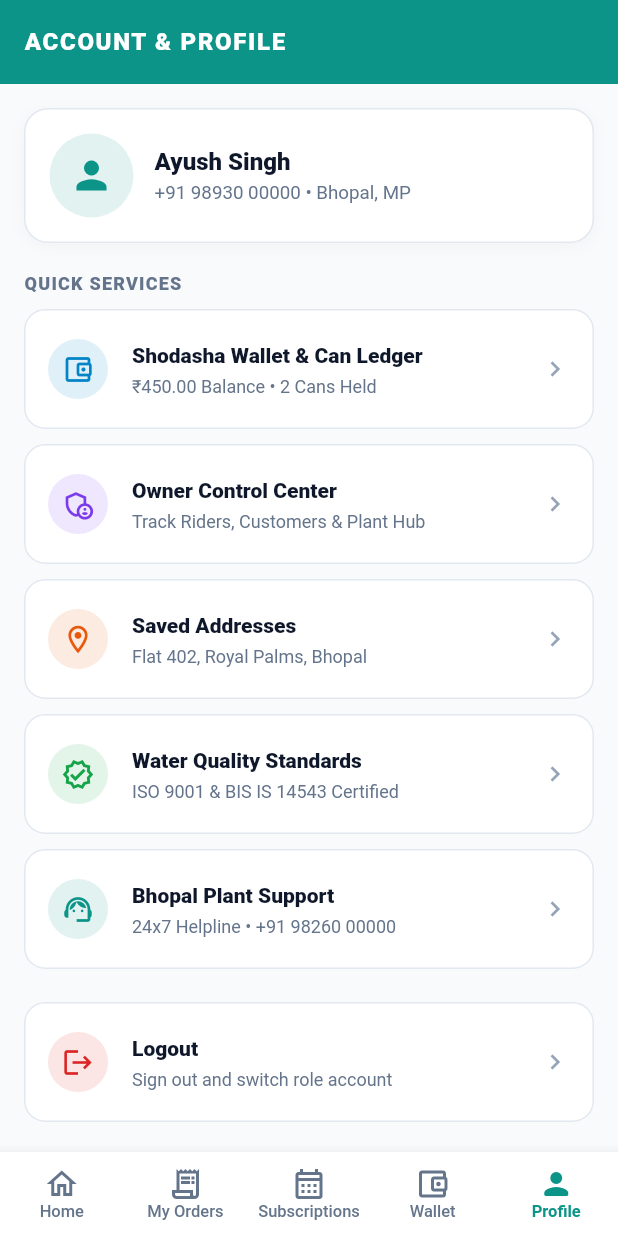
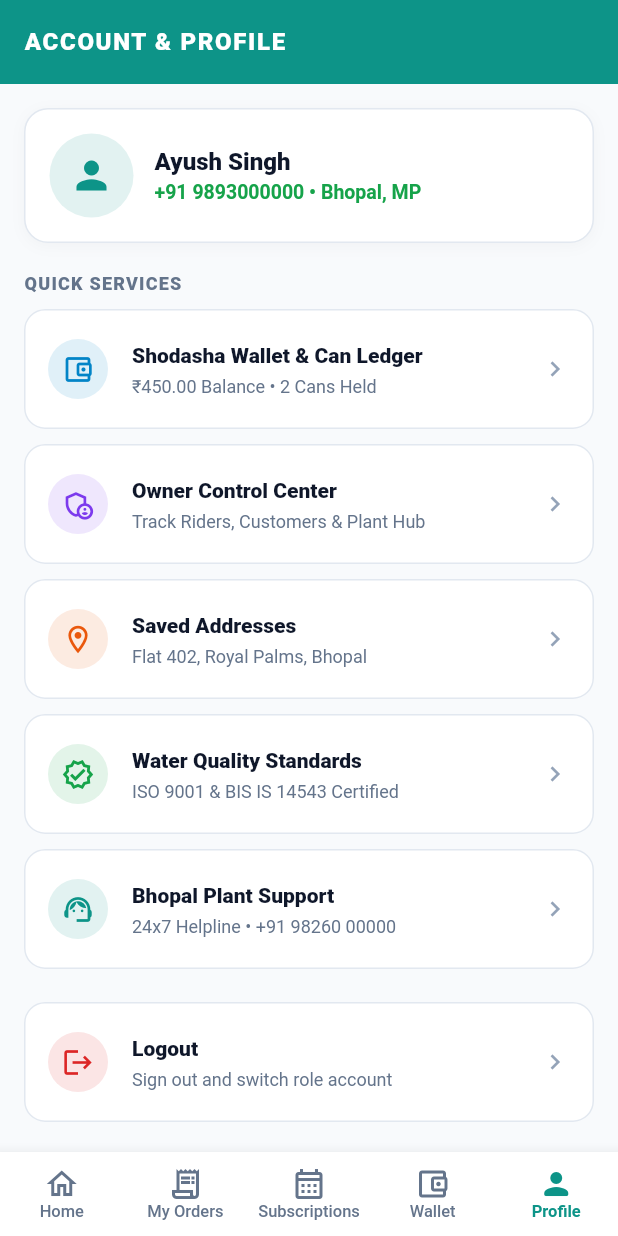
Before and after one commit to ayushsingh930/Shodasha-Mineral-water, a Flutter app: the CustomerHomeScreen screen opened directly, item 5 of the bottom bar chosen, on a phone screen of 412 x 824 dp. Run offline on Flutter 3.47's test engine with Material 3 defaults, Android fonts, the phone set to English and light mode, and no system bars; our stand-ins replace firebase_core, geocoding, geolocator; accounts and stored records are empty.

Commit message:
release: v1.0.0 - Stable RBAC Auth, Dynamic Profile Phone, Rider/Vendor Gateway, Wallet & Owner Center

```diff
--- a/lib/features/home/presentation/customer_home_screen.dart
+++ b/lib/features/home/presentation/customer_home_screen.dart
@@ -9,7 +9,8 @@ import 'widgets/featured_products.dart';
 import 'widgets/mode_selection_cards.dart';
 
 class CustomerHomeScreen extends StatefulWidget {
-  const CustomerHomeScreen({super.key});
+  final String userPhone;
+  const CustomerHomeScreen({super.key, this.userPhone = '9893000000'});
 
   @override
   State<CustomerHomeScreen> createState() => _CustomerHomeScreenState();
@@ -56,7 +57,7 @@ class _CustomerHomeScreenState extends State<CustomerHomeScreen> {
       const MyOrdersScreen(),
       const SubscriptionScreen(),
       const WalletScreen(),
-      const CustomerProfileScreen(),
+      CustomerProfileScreen(userPhone: widget.userPhone),
     ];
 
     return Scaffold(
--- a/lib/features/profile/presentation/customer_profile_screen.dart
+++ b/lib/features/profile/presentation/customer_profile_screen.dart
@@ -5,7 +5,8 @@ import '../../admin/presentation/owner_control_center_screen.dart';
 import '../../auth/presentation/login_screen.dart';
 
 class CustomerProfileScreen extends StatelessWidget {
-  const CustomerProfileScreen({super.key});
+  final String userPhone;
+  const CustomerProfileScreen({super.key, this.userPhone = '9893000000'});
 
   @override
   Widget build(BuildContext context) {
@@ -28,7 +29,7 @@ class CustomerProfileScreen extends StatelessWidget {
       body: ListView(
         padding: const EdgeInsets.all(AppConstants.defaultPadding),
         children: [
-          // User Card
+          // User Card showing dynamic phone number
           Container(
             padding: const EdgeInsets.all(16),
             decoration: BoxDecoration(
@@ -51,18 +52,18 @@ class CustomerProfileScreen extends StatelessWidget {
                   child: const Icon(Icons.person, color: AppColors.primary, size: 30),
                 ),
                 const SizedBox(width: 14),
-                const Expanded(
+                Expanded(
                   child: Column(
                     crossAxisAlignment: CrossAxisAlignment.start,
                     children: [
-                      Text(
+                      const Text(
                         'Ayush Singh',
                         style: TextStyle(fontWeight: FontWeight.w900, fontSize: 16, color: Color(0xFF0F172A)),
                       ),
-                      SizedBox(height: 3),
+                      const SizedBox(height: 3),
                       Text(
-                        '+91 98930 00000 • Bhopal, MP',
-                        style: TextStyle(fontSize: 12.5, color: Color(0xFF64748B)),
+                        '+91 $userPhone • Bhopal, MP',
+                        style: const TextStyle(fontSize: 13, fontWeight: FontWeight.w700, color: Color(0xFF16A34A)),
                       ),
                     ],
                   ),
```
Also changed, not shown: lib/features/auth/presentation/login_screen.dart (+55 -18 lines).
